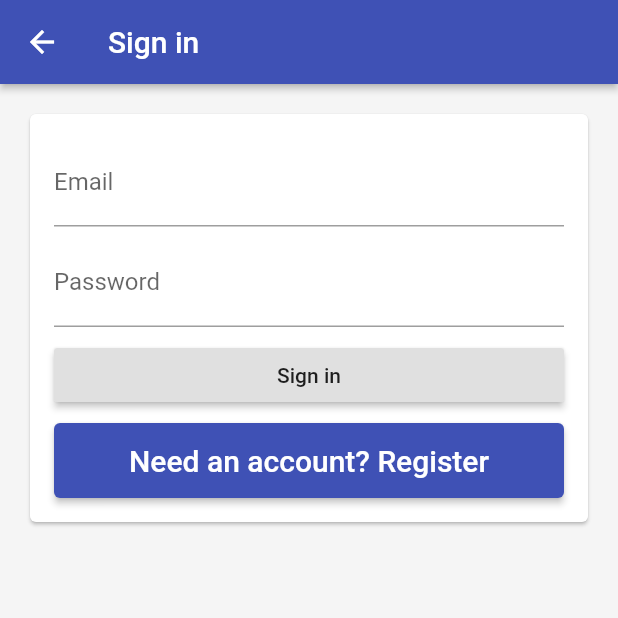
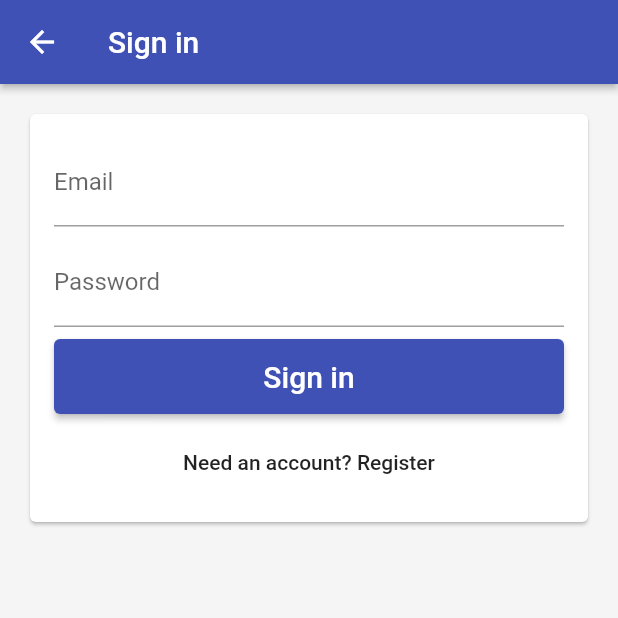
Before and after one commit to nvrr/F-Firebase-time_tracker, a Flutter app: the EmailSignInPage screen opened directly, on a phone screen of 412 x 824 dp, the top half of it. Run offline on Flutter 3.47's test engine with Material 2 defaults, Android fonts, the phone set to English and light mode, and no system bars; our stand-ins replace firebase_auth, firebase_core, google_sign_in; missing offline and left inert: flutter_login_facebook; accounts and stored records are empty.

Commit message:
some correction

```diff
--- a/lib/app/sign_in/email_sign_in_form.dart
+++ b/lib/app/sign_in/email_sign_in_form.dart
@@ -19,13 +19,13 @@ class EmailSignInForm extends StatelessWidget {
         obscureText: true,
       ),
       SizedBox(height: 8.0),
-      RaisedButton(
-        child: Text('Sign in'),
+      FormSubmitButton(
+        text: 'Sign in',
         onPressed: () {},
       ),
       SizedBox(height: 8.0),
-      FormSubmitButton(
-        text: 'Need an account? Register',
+      FlatButton(
+        child: Text('Need an account? Register'),
         onPressed: () {},
       ),
     ];
```
